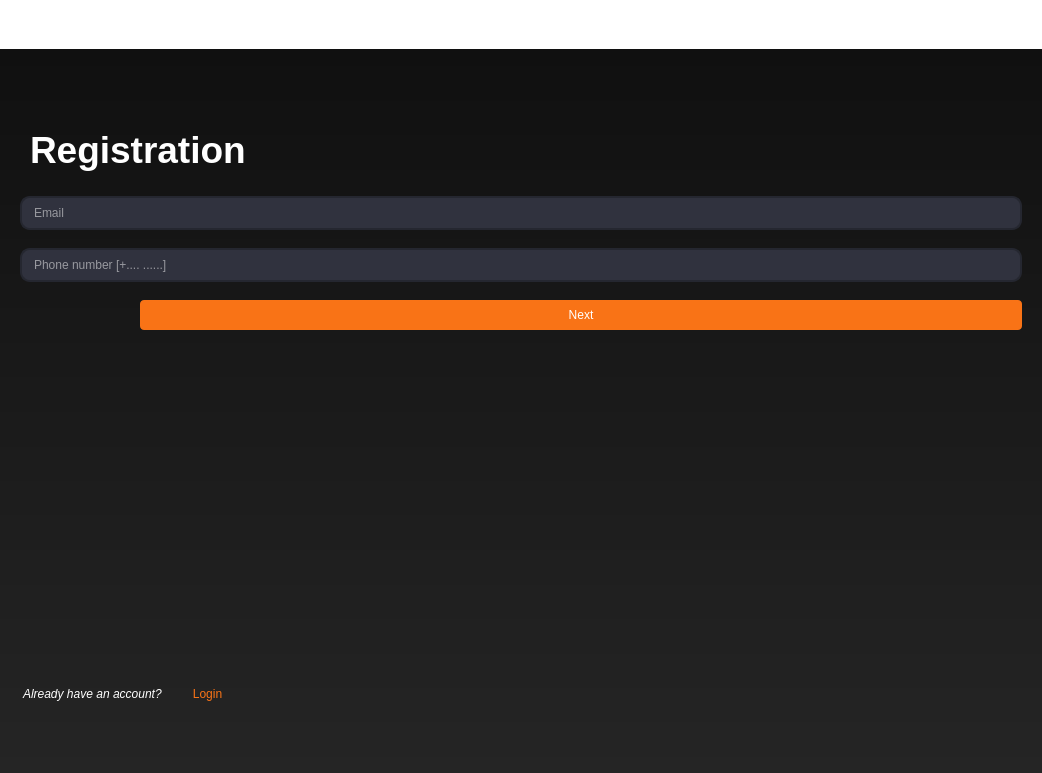
Above: mainwindow.ui from Ph4sm4/FinelogApp before the change. Below: the same form after it.
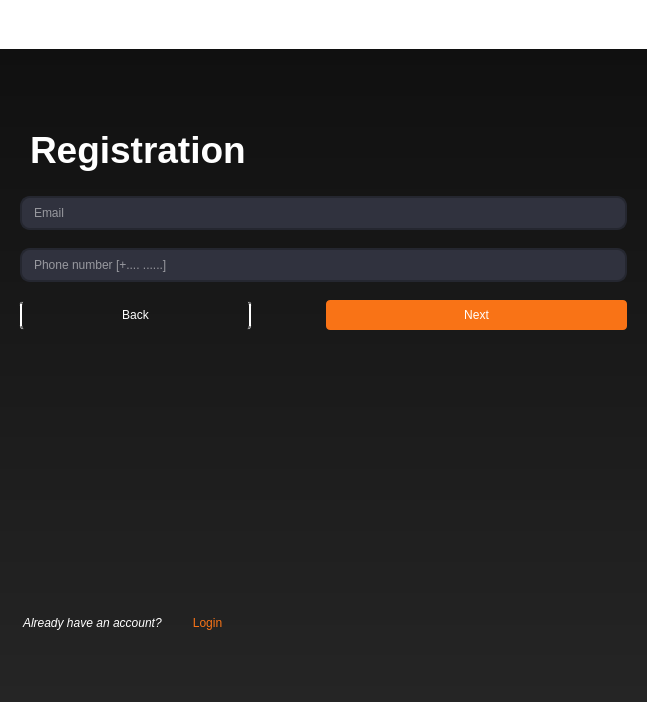
That is the form after the change. The open tabs and pages were chosen to show the change. Icons and pictures are not drawn.

The edit to the form file:
```diff
--- a/mainwindow.ui
+++ b/mainwindow.ui
@@ -9,8 +9,8 @@
    <rect>
     <x>0</x>
     <y>0</y>
-    <width>1042</width>
-    <height>773</height>
+    <width>647</width>
+    <height>702</height>
    </rect>
   </property>
   <property name="font">
@@ -1077,12 +1077,32 @@
            </spacer>
           </item>
           <item>
+           <layout class="QHBoxLayout" name="horizontalLayout_4">
+            <item>
+             <widget class="QPushButton" name="backEmail">
+              <property name="styleSheet">
+               <string notr="true">QPushButton {
+background: transparent;
+color: white;
+border: 2px solid white;
+border-radius: 4px;
+border-style:  none double;
+margin-left: 20px; 
+height: 30px;
+margin-right: 70%;
+}</string>
+              </property>
+              <property name="text">
+               <string>Back</string>
+              </property>
+             </widget>
+            </item>
+            <item>
            <widget class="QPushButton" name="nextEmail">
             <property name="styleSheet">
              <string notr="true">QPushButton {
 border-radius: 4px;
 margin-right:  20px;
-margin-left: 140px;
 background-color: rgb(249, 115, 22);
 height: 30px;
 color: white;
@@ -1095,6 +1115,8 @@
              <string>Next</string>
             </property>
            </widget>
+            </item>
+           </layout>
           </item>
           <item>
            <spacer name="verticalSpacer_24">
```
Left out of the diff: 55 changed lines with no effect on the pictures. Lines whose indentation alone changed are shown as unchanged.
